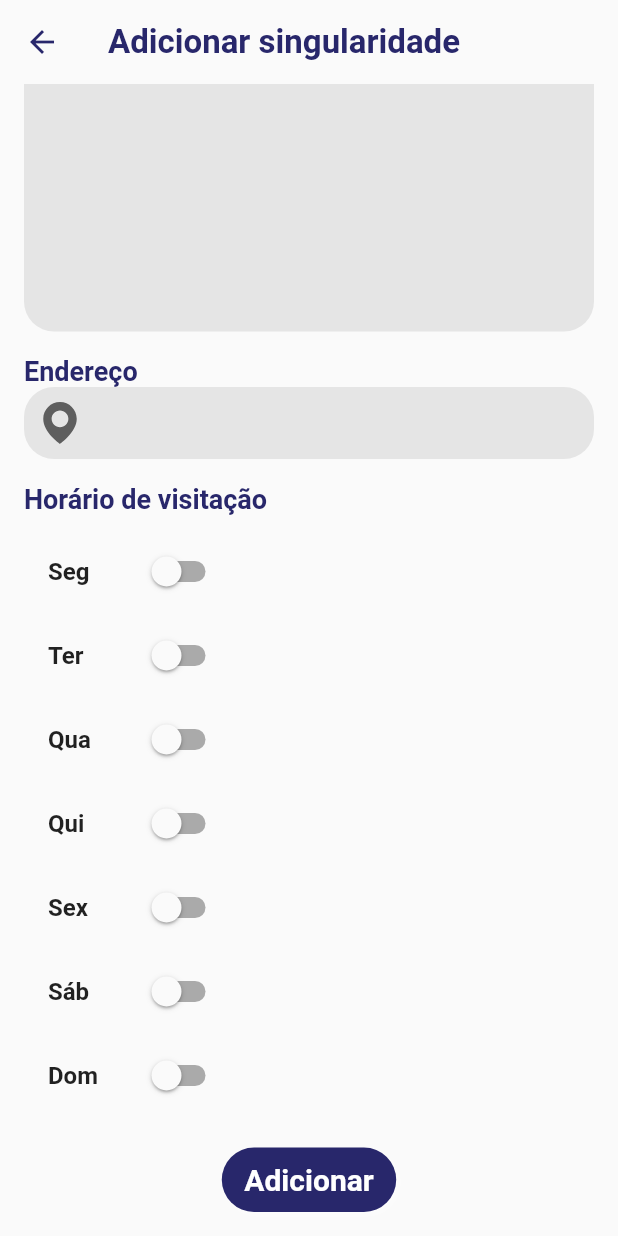
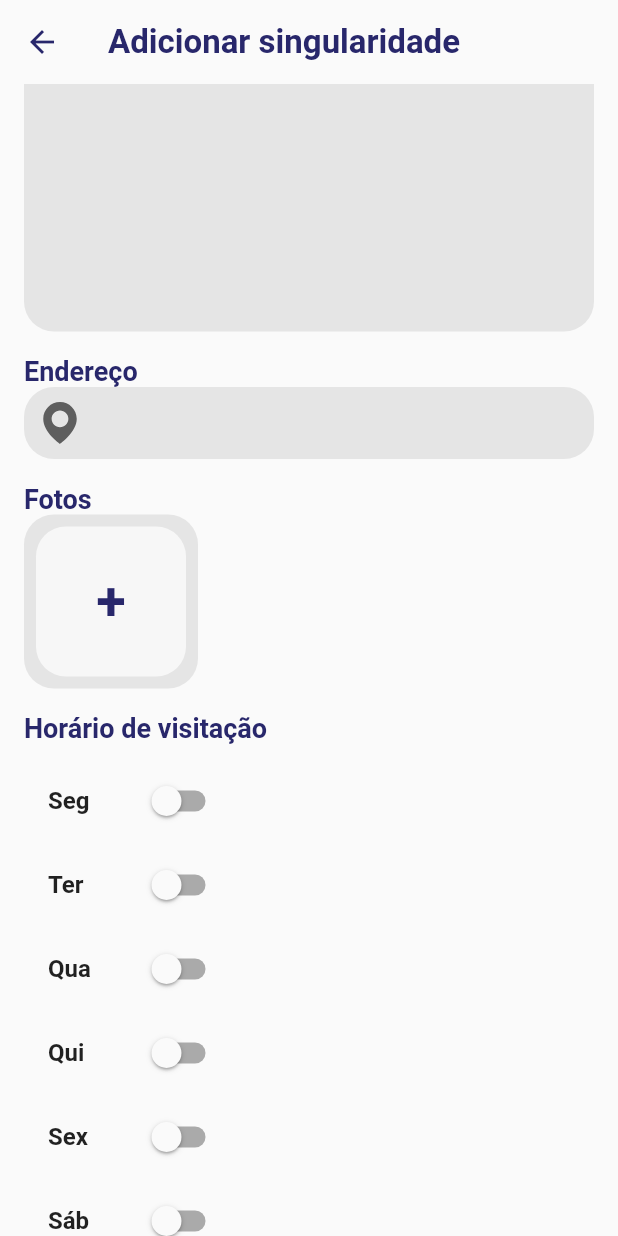
Before and after one commit to pablwoAraujo/cidade-singular-admin, a Flutter app: the AddSingularityPage screen opened by its route, scrolled down 167 dp, on a phone screen of 412 x 824 dp. Run offline on Flutter 3.47's test engine with Material 2 defaults, Android fonts, the phone set to English and light mode, and no system bars; our stand-ins replace dio, flutter_modular, flutter_svg, image_picker; network calls fail.

Commit message:
adiciona campo de imagens

```diff
--- a/lib/app/screens/singularities/add_singularity_page.dart
+++ b/lib/app/screens/singularities/add_singularity_page.dart
@@ -1,7 +1,10 @@
+import 'dart:io';
+
 import 'package:cidade_singular_admin/app/screens/singularities/address_search.dart';
 import 'package:cidade_singular_admin/app/util/colors.dart';
 import 'package:flutter/material.dart';
 import 'package:flutter_svg/flutter_svg.dart';
+import 'package:image_picker/image_picker.dart';
 import 'package:uuid/uuid.dart';
 
 class AddSingularityPage extends StatefulWidget {
@@ -39,7 +42,18 @@ class _AddSingularityPageState extends State<AddSingularityPage> {
   TextEditingController visitingHoursInitTextEdtCtrl = TextEditingController();
   TextEditingController visitingHoursEndTextEdtCtrl = TextEditingController();
 
-  TimeOfDay selectedTime = TimeOfDay.now();
+  final ImagePicker picker = ImagePicker();
+
+  List<XFile> images = [];
+
+  void pickImage() async {
+    final XFile? image = await picker.pickImage(source: ImageSource.gallery);
+    if (image != null) {
+      setState(() {
+        images.add(image);
+      });
+    }
+  }
 
   List<VisitingHours> dayHour = [
     VisitingHours(day: "Seg"),
@@ -98,6 +112,60 @@ class _AddSingularityPageState extends State<AddSingularityPage> {
                       });
                     }
                   },
+                ),
+                SizedBox(height: 16),
+                Text(
+                  "Fotos",
+                  style: TextStyle(
+                    fontSize: 18,
+                    color: Constants.primaryColor,
+                    fontWeight: FontWeight.bold,
+                  ),
+                ),
+                Container(
+                  padding: EdgeInsets.all(8),
+                  decoration: BoxDecoration(
+                    color: Constants.grey,
+                    borderRadius: BorderRadius.circular(20),
+                  ),
+                  child: Wrap(
+                    spacing: 10,
+                    runSpacing: 10,
+                    children: [
+                      ...images.map(
+                        (image) => ClipRRect(
+                          borderRadius: BorderRadius.circular(20),
+                          child: Image.file(
+                            File(image.path),
+                            fit: BoxFit.cover,
+                            height: 100,
+                            width: 100,
+                          ),
+                        ),
+                      ),
+                      GestureDetector(
+                        onTap: pickImage,
+                        child: Container(
+                          height: 100,
+                          width: 100,
+                          decoration: BoxDecoration(
+                            borderRadius: BorderRadius.circular(20),
+                            color: Colors.white70,
+                          ),
+                          child: Center(
+                            child: Text(
+                              "+",
+                              style: TextStyle(
+                                fontSize: 36,
+                                color: Constants.primaryColor,
+                                fontWeight: FontWeight.bold,
+                              ),
+                            ),
+                          ),
+                        ),
+                      )
+                    ],
+                  ),
                 ),
                 SizedBox(height: 16),
                 Text(
@@ -248,7 +316,9 @@ class _AddSingularityPageState extends State<AddSingularityPage> {
         width: 70,
         padding: EdgeInsets.symmetric(horizontal: 5, vertical: 8),
         decoration: BoxDecoration(
-            color: Constants.grey, borderRadius: BorderRadius.circular(20)),
+          color: Constants.grey,
+          borderRadius: BorderRadius.circular(20),
+        ),
         child: Row(
           children: [
             SvgPicture.asset(
--- a/pubspec.yaml
+++ b/pubspec.yaml
@@ -41,6 +41,7 @@ dependencies:
   flutter_svg: ^1.0.0
   dio: ^4.0.4
   uuid: ^3.0.5
+  image_picker: ^0.8.4+4
 
 dev_dependencies:
   flutter_test:
```
Also changed, not shown: pubspec.lock, 5 other files.
